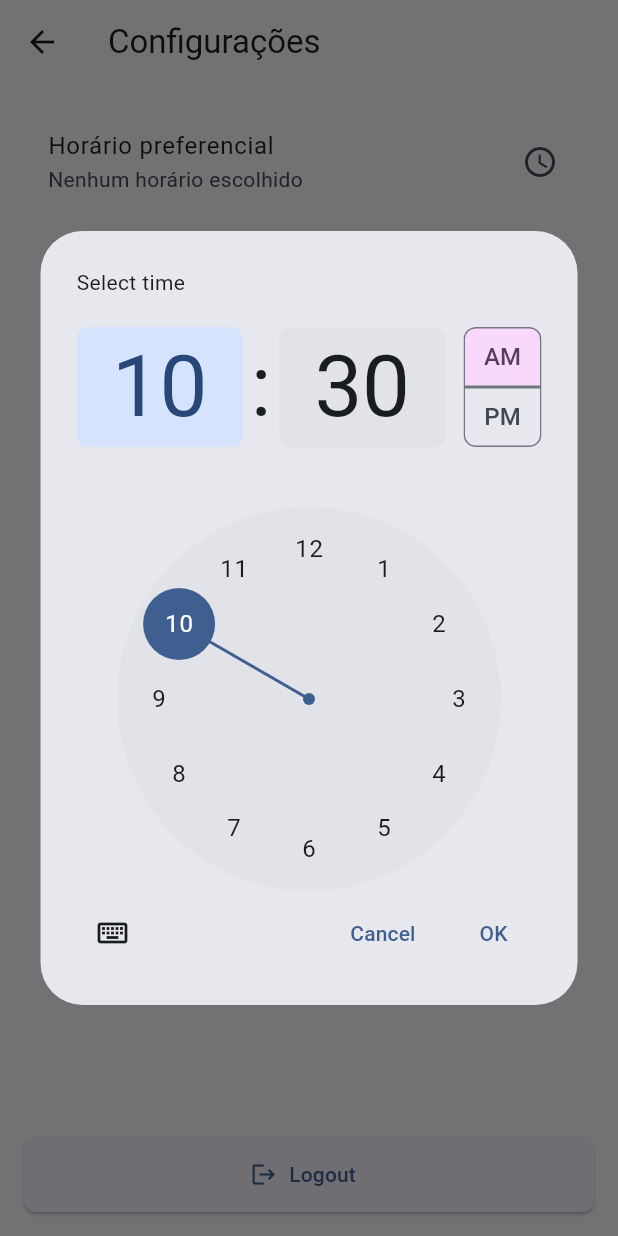
After one commit to P4TRIIICK/agenda-main, a Flutter app: the SettingsScreen screen opened directly, after a tap on "Horário preferencial", on a phone screen of 412 x 824 dp. The commit adds this screen. Run offline on Flutter 3.47's test engine with Material 3 defaults, Android fonts, the phone set to English and light mode, and no system bars; our stand-ins replace firebase_auth, firebase_core, shared_preferences, smooth_page_indicator, sqflite; accounts and stored records are empty.

Commit message:
Sistema de logout

```diff
--- a/agenda-main/lib/main.dart
+++ b/agenda-main/lib/main.dart
@@ -17,6 +17,7 @@ void main() async {
   final prefs = await SharedPreferences.getInstance();
   final onboarding = prefs.getBool("onboarding")??false;
 
+  WidgetsFlutterBinding.ensureInitialized();
 
   runApp( MyApp(onboarding: onboarding));
 }
--- /dev/null
+++ b/agenda-main/lib/screen/settings_screen.dart
@@ -0,0 +1,119 @@
+import 'package:flutter/material.dart';
+import 'package:agenda/services/auth_service.dart';
+// Se for salvar o horário em SharedPreferences, importar:
+import 'package:shared_preferences/shared_preferences.dart';
+
+class SettingsScreen extends StatefulWidget {
+  const SettingsScreen({Key? key}) : super(key: key);
+
+  @override
+  State<SettingsScreen> createState() => _SettingsScreenState();
+}
+
+class _SettingsScreenState extends State<SettingsScreen> {
+  final _auth = AuthService();  // Se você tiver um AuthService para logout
+
+  TimeOfDay? _selectedTime;     // Hora escolhida
+  bool _isLoadingTime = true;   // Para indicar se estamos carregando a hora
+
+  @override
+  void initState() {
+    super.initState();
+    _loadPreferredTime(); // Carrega horário salvo
+  }
+
+  Future<void> _loadPreferredTime() async {
+    // Exemplo: salvamos no SharedPreferences
+    final prefs = await SharedPreferences.getInstance();
+    final hour = prefs.getInt('preferred_hour');
+    final minute = prefs.getInt('preferred_minute');
+
+    if (hour != null && minute != null) {
+      setState(() {
+        _selectedTime = TimeOfDay(hour: hour, minute: minute);
+      });
+    }
+    setState(() {
+      _isLoadingTime = false;
+    });
+  }
+
+  Future<void> _pickTime() async {
+    final now = TimeOfDay.now();
+    final picked = await showTimePicker(
+      context: context,
+      initialTime: _selectedTime ?? now,
+    );
+    if (picked != null) {
+      setState(() => _selectedTime = picked);
+
+      // Salva no SharedPreferences
+      final prefs = await SharedPreferences.getInstance();
+      await prefs.setInt('preferred_hour', picked.hour);
+      await prefs.setInt('preferred_minute', picked.minute);
+    }
+  }
+
+  Future<void> _logout() async {
+    // Chama logout do AuthService
+    await _auth.signout(); // ou signOut(), conforme seu método
+    // Agora decide para onde vai redirecionar após logout:
+    // Se você tem Wrapper, pode usar pushReplacement
+    if (!mounted) return;
+    Navigator.pushReplacementNamed(context, '/');
+    // ou se quiser mandar direto pra LoginPage:
+    // Navigator.pushReplacement(context, MaterialPageRoute(builder: (_) => LoginPage()));
+  }
+
+  @override
+Widget build(BuildContext context) {
+  return Scaffold(
+    appBar: AppBar(
+      title: const Text("Configurações"),
+    ),
+    body: Padding(
+      padding: const EdgeInsets.all(16.0),
+      child: Column(
+        // Distribui os elementos entre o topo e a base
+        mainAxisAlignment: MainAxisAlignment.spaceBetween,
+        children: [
+          // Parte superior: configurações de horário
+          Column(
+            crossAxisAlignment: CrossAxisAlignment.start,
+            children: [
+              ListTile(
+                title: const Text("Horário preferencial"),
+                subtitle: _isLoadingTime
+                    ? const Text("Carregando...")
+                    : Text(
+                        _selectedTime == null
+                            ? "Nenhum horário escolhido"
+                            : "${_selectedTime!.hour.toString().padLeft(2, '0')}"
+                              ":${_selectedTime!.minute.toString().padLeft(2, '0')}",
+                      ),
+                trailing: const Icon(Icons.access_time),
+                onTap: _pickTime,
+              ),
+              // Você pode incluir outras configurações aqui
+            ],
+          ),
+
+          // Botão de logout na base
+          ElevatedButton.icon(
+            onPressed: _logout,
+            icon: const Icon(Icons.logout),
+            label: const Text("Logout"),
+            style: ElevatedButton.styleFrom(
+              minimumSize: const Size.fromHeight(50),
+              shape: RoundedRectangleBorder(
+                borderRadius: BorderRadius.circular(8),
+              ),
+            ),
+          ),
+        ],
+      ),
+    ),
+  );
+}
+
+}
```
Also changed, not shown: agenda-main/lib/models/tarefa_ocorrencia.dart (added, +48 -0 lines), agenda-main/lib/screen/home_screen.dart (+152 -76 lines), agenda-main/lib/services/database_service.dart (+94 -4 lines).
